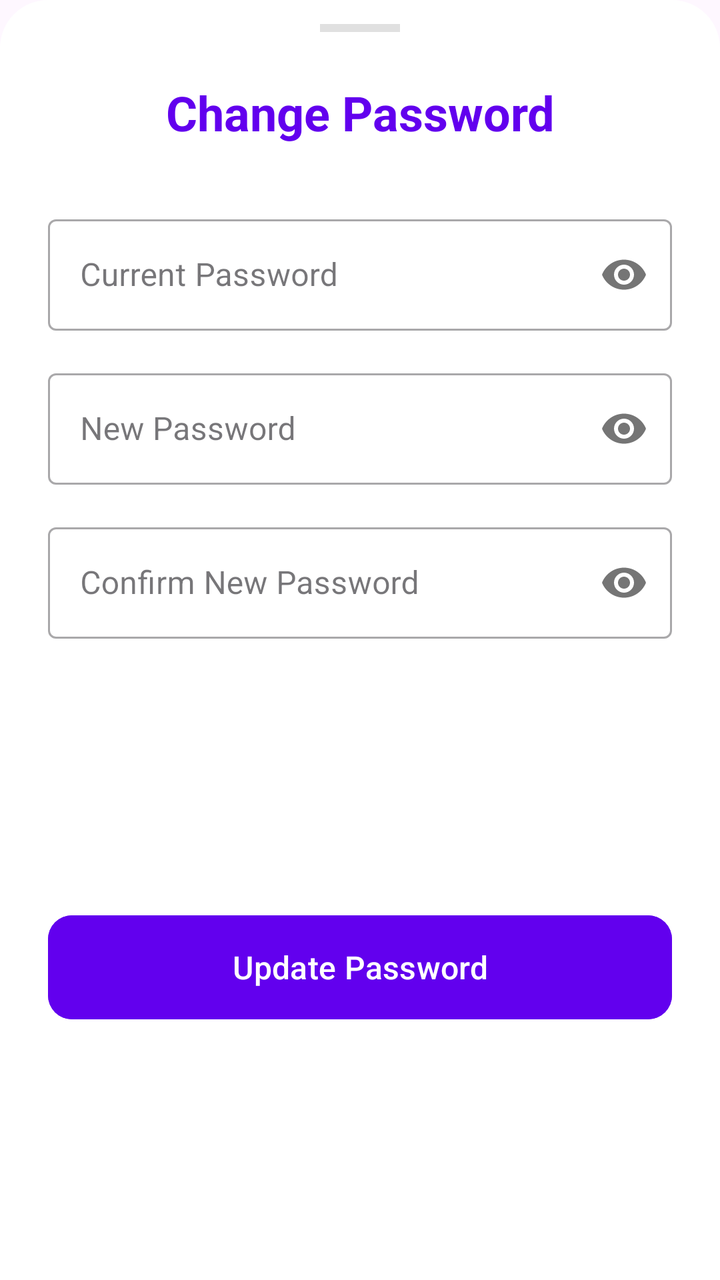
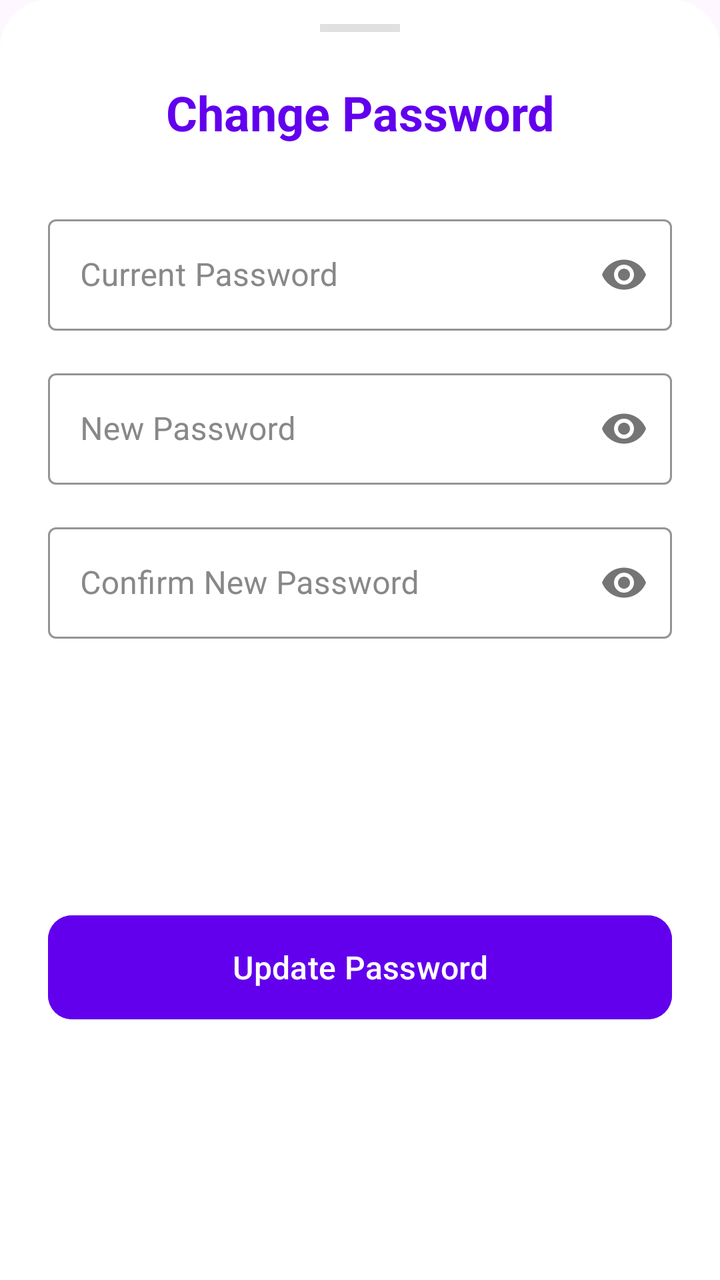

Compare the two renders of this Android layout. The source of the first and the diff that turns it into the second are given below.
<!-- AndroidManifest.xml: application theme Theme.BrainByte -->
<!-- res/layout/fragment_change_password.xml -->
<?xml version="1.0" encoding="utf-8"?>
<androidx.constraintlayout.widget.ConstraintLayout xmlns:android="http://schemas.android.com/apk/res/android"
    xmlns:app="http://schemas.android.com/apk/res-auto"
    android:layout_width="match_parent"
    android:layout_height="wrap_content"
    android:background="@drawable/bottom_sheet_bg"
    android:paddingBottom="24dp">

    
    <View
        android:id="@+id/dragHandle"
        android:layout_width="40dp"
        android:layout_height="4dp"
        android:layout_marginTop="12dp"
        android:background="#E0E0E0"
        app:layout_constraintEnd_toEndOf="parent"
        app:layout_constraintStart_toStartOf="parent"
        app:layout_constraintTop_toTopOf="parent" />

    <TextView
        android:id="@+id/title"
        android:layout_width="wrap_content"
        android:layout_height="wrap_content"
        android:layout_marginTop="24dp"
        android:text="Change Password"
        android:textColor="@color/purple_primary"
        android:textSize="24sp"
        android:textStyle="bold"
        app:layout_constraintEnd_toEndOf="parent"
        app:layout_constraintStart_toStartOf="parent"
        app:layout_constraintTop_toBottomOf="@id/dragHandle" />

    <com.google.android.material.textfield.TextInputLayout
        android:id="@+id/currentPasswordLayout"
        style="@style/Widget.MaterialComponents.TextInputLayout.OutlinedBox"
        android:layout_width="0dp"
        android:layout_height="wrap_content"
        android:layout_marginHorizontal="24dp"
        android:layout_marginTop="32dp"
        android:hint="Current Password"
        app:passwordToggleEnabled="true"
        app:layout_constraintEnd_toEndOf="parent"
        app:layout_constraintStart_toStartOf="parent"
        app:layout_constraintTop_toBottomOf="@id/title">

        <com.google.android.material.textfield.TextInputEditText
            android:id="@+id/etCurrentPassword"
            android:layout_width="match_parent"
            android:layout_height="wrap_content"
            android:inputType="textPassword" />
    </com.google.android.material.textfield.TextInputLayout>

    <com.google.android.material.textfield.TextInputLayout
        android:id="@+id/newPasswordLayout"
        style="@style/Widget.MaterialComponents.TextInputLayout.OutlinedBox"
        android:layout_width="0dp"
        android:layout_height="wrap_content"
        android:layout_marginHorizontal="24dp"
        android:layout_marginTop="16dp"
        android:hint="New Password"
        app:passwordToggleEnabled="true"
        app:layout_constraintEnd_toEndOf="parent"
        app:layout_constraintStart_toStartOf="parent"
        app:layout_constraintTop_toBottomOf="@id/currentPasswordLayout">

        <com.google.android.material.textfield.TextInputEditText
            android:id="@+id/etNewPassword"
            android:layout_width="match_parent"
            android:layout_height="wrap_content"
            android:inputType="textPassword" />
    </com.google.android.material.textfield.TextInputLayout>

    <com.google.android.material.textfield.TextInputLayout
        android:id="@+id/confirmPasswordLayout"
        style="@style/Widget.MaterialComponents.TextInputLayout.OutlinedBox"
        android:layout_width="0dp"
        android:layout_height="wrap_content"
        android:layout_marginHorizontal="24dp"
        android:layout_marginTop="16dp"
        android:hint="Confirm New Password"
        app:passwordToggleEnabled="true"
        app:layout_constraintEnd_toEndOf="parent"
        app:layout_constraintStart_toStartOf="parent"
        app:layout_constraintTop_toBottomOf="@id/newPasswordLayout">

        <com.google.android.material.textfield.TextInputEditText
            android:id="@+id/etConfirmPassword"
            android:layout_width="match_parent"
            android:layout_height="wrap_content"
            android:inputType="textPassword" />
    </com.google.android.material.textfield.TextInputLayout>

    <Button
        android:id="@+id/btnSave"
        android:layout_width="0dp"
        android:layout_height="60dp"
        android:layout_marginHorizontal="24dp"
        android:layout_marginTop="32dp"
        android:text="Update Password"
        android:textAllCaps="false"
        android:textColor="@color/white"
        android:backgroundTint="@color/purple_primary"
        android:textSize="16sp"
        app:cornerRadius="12dp"
        app:layout_constraintBottom_toBottomOf="parent"
        app:layout_constraintEnd_toEndOf="parent"
        app:layout_constraintStart_toStartOf="parent"
        app:layout_constraintTop_toBottomOf="@id/confirmPasswordLayout" />

</androidx.constraintlayout.widget.ConstraintLayout>
<!-- resources referenced by this layout -->
<resources>
  <color name="purple_primary">#6200EE</color>
  <color name="white">#FFFFFFFF</color>
  <!-- drawable bottom_sheet_bg (drawable) -->
  <?xml version="1.0" encoding="utf-8"?>
  <shape xmlns:android="http://schemas.android.com/apk/res/android"
      android:shape="rectangle">
      <solid android:color="@color/white" />
      <corners
          android:topLeftRadius="24dp"
          android:topRightRadius="24dp" />
  </shape>
  <style name="Theme.BrainByte" parent="Base.Theme.BrainByte" />
  <style name="Base.Theme.BrainByte" parent="Theme.Material3.DayNight.NoActionBar">
      </style>
</resources>

<!-- the commit's change to res/layout/fragment_change_password.xml (unified diff, before → after) -->
@@ -38,6 +38,9 @@
         android:layout_marginHorizontal="24dp"
         android:layout_marginTop="32dp"
         android:hint="Current Password"
+        app:boxStrokeColor="@color/grey_text"
+        android:textColorHint="@color/grey_text"
+        app:hintTextColor="@color/purple_primary"
         app:passwordToggleEnabled="true"
         app:layout_constraintEnd_toEndOf="parent"
         app:layout_constraintStart_toStartOf="parent"
@@ -47,6 +50,7 @@
             android:id="@+id/etCurrentPassword"
             android:layout_width="match_parent"
             android:layout_height="wrap_content"
+            android:textColor="@color/black_text"
             android:inputType="textPassword" />
     </com.google.android.material.textfield.TextInputLayout>
 
@@ -58,6 +62,9 @@
         android:layout_marginHorizontal="24dp"
         android:layout_marginTop="16dp"
         android:hint="New Password"
+        app:boxStrokeColor="@color/grey_text"
+        android:textColorHint="@color/grey_text"
+        app:hintTextColor="@color/purple_primary"
         app:passwordToggleEnabled="true"
         app:layout_constraintEnd_toEndOf="parent"
         app:layout_constraintStart_toStartOf="parent"
@@ -67,6 +74,7 @@
             android:id="@+id/etNewPassword"
             android:layout_width="match_parent"
             android:layout_height="wrap_content"
+            android:textColor="@color/black_text"
             android:inputType="textPassword" />
     </com.google.android.material.textfield.TextInputLayout>
 
@@ -78,6 +86,9 @@
         android:layout_marginHorizontal="24dp"
         android:layout_marginTop="16dp"
         android:hint="Confirm New Password"
+        app:boxStrokeColor="@color/grey_text"
+        android:textColorHint="@color/grey_text"
+        app:hintTextColor="@color/purple_primary"
         app:passwordToggleEnabled="true"
         app:layout_constraintEnd_toEndOf="parent"
         app:layout_constraintStart_toStartOf="parent"
@@ -87,6 +98,7 @@
             android:id="@+id/etConfirmPassword"
             android:layout_width="match_parent"
             android:layout_height="wrap_content"
+            android:textColor="@color/black_text"
             android:inputType="textPassword" />
     </com.google.android.material.textfield.TextInputLayout>
 
<!-- resource entries referenced after the edit -->
@@ -1,5 +1,7 @@
 <!-- resources referenced by this layout -->
 <resources>
+  <color name="black_text">#000000</color>
+  <color name="grey_text">#888888</color>
   <color name="purple_primary">#6200EE</color>
   <color name="white">#FFFFFFFF</color>
   <!-- drawable bottom_sheet_bg (drawable) -->
